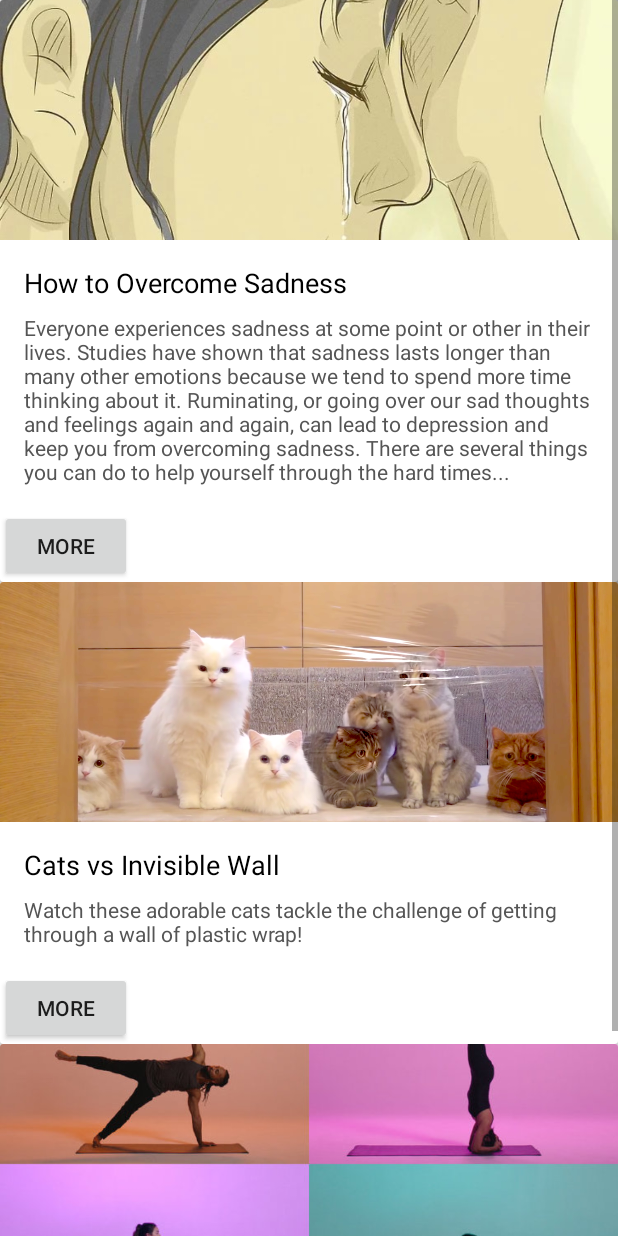
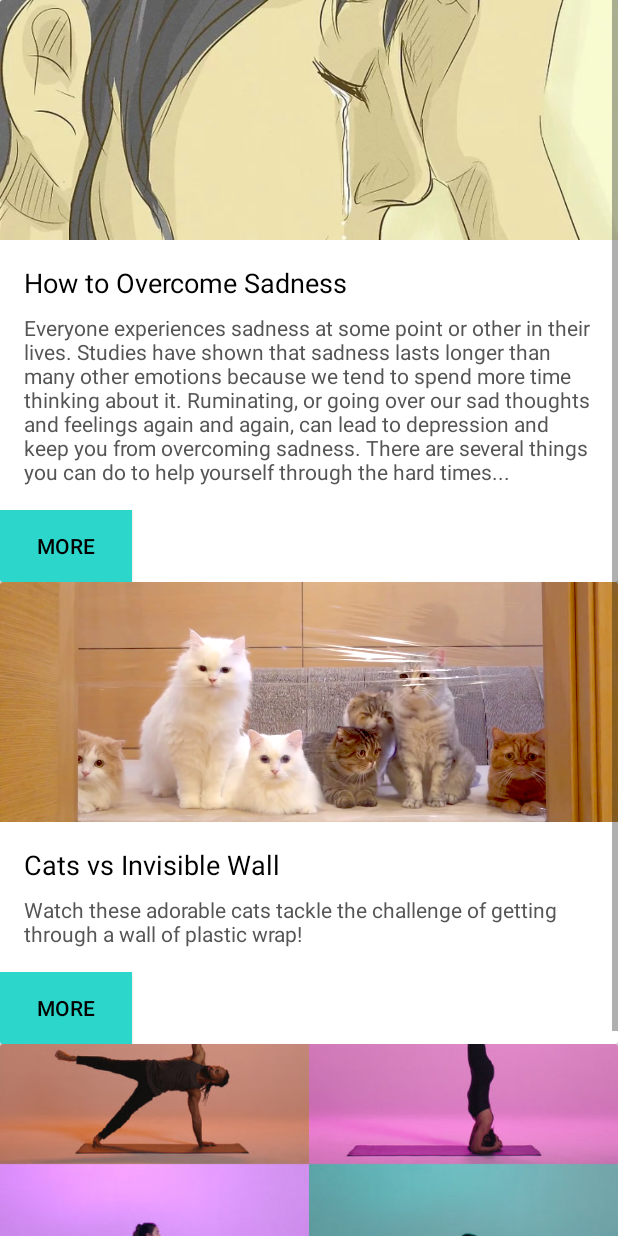
Before and after one commit to Maktm/TALK, an Android app: the ResourcesActivity screen opened directly, with no data from a screen before it, on a phone screen of 412 x 824 dp. Run offline under Robolectric (Android 15) with nearby library versions, the phone set to English and light mode, and no system bars.

Commit message:
I made a cosmetic change to the buttons
just to make them pop a little more

```diff
--- a/app/src/main/res/layout/activity_resources.xml
+++ b/app/src/main/res/layout/activity_resources.xml
@@ -65,6 +65,8 @@
 
                 <Button
                     android:id="@+id/cardButtonS"
+                    android:background="@color/lightblue"
+                    android:textColor="@android:color/black"
                     android:layout_width="wrap_content"
                     android:layout_height="wrap_content"
                     android:text="More"
@@ -124,6 +126,8 @@
 
                 <Button
                     android:id="@+id/cardButtonV"
+                    android:background="@color/lightblue"
+                    android:textColor="@android:color/black"
                     android:layout_width="wrap_content"
                     android:layout_height="wrap_content"
                     android:text="More"
@@ -183,6 +187,8 @@
 
                 <Button
                     android:id="@+id/cardButtonF1"
+                    android:background="@color/lightblue"
+                    android:textColor="@android:color/black"
                     android:layout_width="wrap_content"
                     android:layout_height="wrap_content"
                     android:text="More"
--- a/app/src/main/res/values/colors.xml
+++ b/app/src/main/res/values/colors.xml
@@ -1,6 +1,8 @@
 <?xml version="1.0" encoding="utf-8"?>
 <resources>
-    <color name="colorPrimary">#008577</color>
+    <color name="colorPrimary">#D66E2D</color>
     <color name="colorPrimaryDark">#00574B</color>
     <color name="colorAccent">#D81B60</color>
+    <color name="orange">#D66E2D</color>
+    <color name="lightblue">#2DD6CB</color>
 </resources>
```
